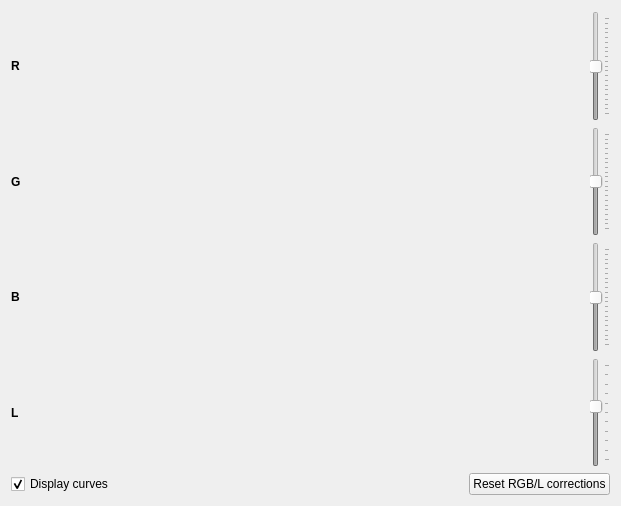
Above: previewform.ui from 607011/vstripe before the change. Below: the same form after it.
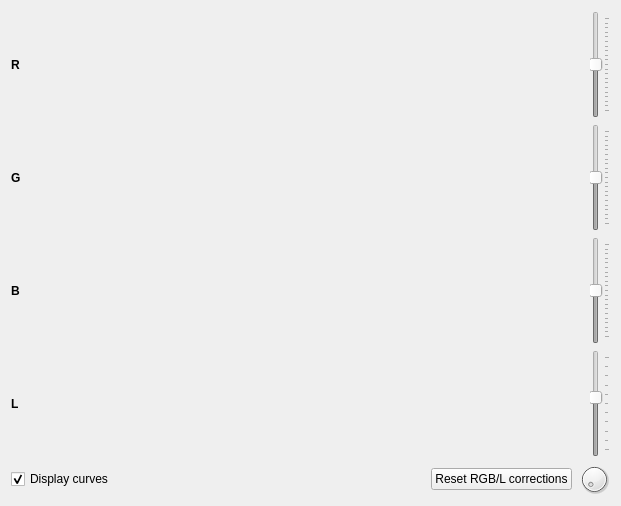
That is the form after the change.

```diff
--- a/previewform.ui
+++ b/previewform.ui
@@ -253,6 +253,46 @@
          </property>
         </widget>
        </item>
+       <item>
+        <widget class="QDial" name="dialCorrectionFactor">
+         <property name="sizePolicy">
+          <sizepolicy hsizetype="Preferred" vsizetype="Preferred">
+           <horstretch>23</horstretch>
+           <verstretch>23</verstretch>
+          </sizepolicy>
+         </property>
+         <property name="maximumSize">
+          <size>
+           <width>32</width>
+           <height>32</height>
+          </size>
+         </property>
+         <property name="toolTip">
+          <string>correction amplification factor (logarithmic)</string>
+         </property>
+         <property name="minimum">
+          <number>10</number>
+         </property>
+         <property name="maximum">
+          <number>1000</number>
+         </property>
+         <property name="orientation">
+          <enum>Qt::Vertical</enum>
+         </property>
+         <property name="invertedAppearance">
+          <bool>false</bool>
+         </property>
+         <property name="invertedControls">
+          <bool>false</bool>
+         </property>
+         <property name="notchTarget">
+          <double>10.000000000000000</double>
+         </property>
+         <property name="notchesVisible">
+          <bool>false</bool>
+         </property>
+        </widget>
+       </item>
       </layout>
      </item>
     </layout>
```
